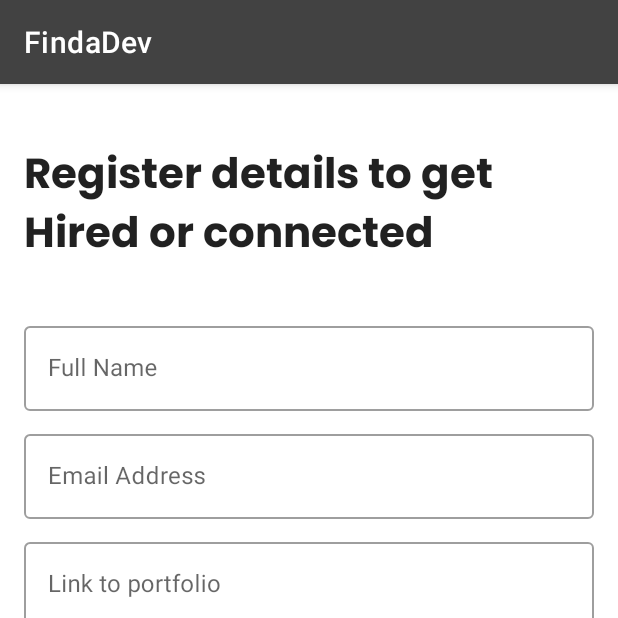
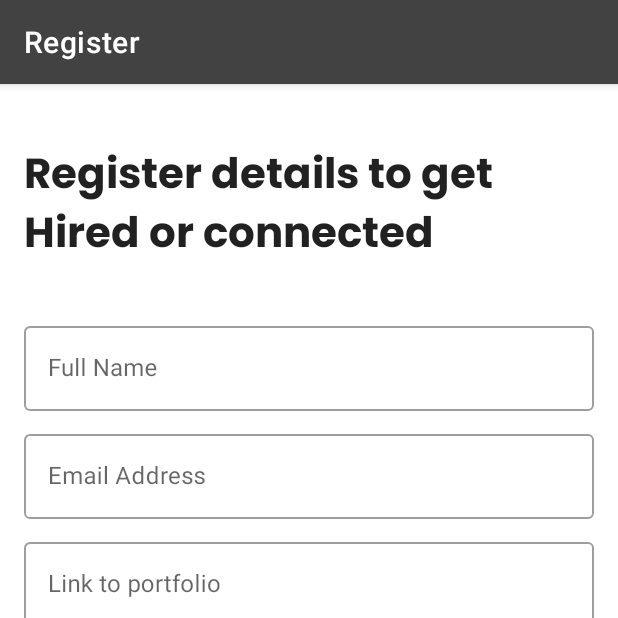
Before and after one commit to dev-juri/FindaDev, an Android app: the screen it shows after launch (MainActivity), item 2 of the bottom bar chosen, on a phone screen of 412 x 824 dp, the top half of it. Run offline under Robolectric (Android 15) with nearby library versions, the phone set to English and light mode, and no system bars; our stand-ins replace data binding.

Commit message:
chore: General refactoring on views.

```diff
--- a/app/src/main/java/com/oluwafemi/findadev/ui/DetailsFragment.kt
+++ b/app/src/main/java/com/oluwafemi/findadev/ui/DetailsFragment.kt
@@ -4,6 +4,8 @@ import android.os.Bundle
 import android.view.LayoutInflater
 import android.view.View
 import android.view.ViewGroup
+import android.view.Window
+import androidx.appcompat.app.AppCompatActivity
 import androidx.databinding.DataBindingUtil
 import androidx.fragment.app.Fragment
 import com.oluwafemi.findadev.R
@@ -14,6 +16,11 @@ class DetailsFragment : Fragment() {
 
     override fun onCreate(savedInstanceState: Bundle?) {
         super.onCreate(savedInstanceState)
+        (activity as AppCompatActivity).supportActionBar?.apply{
+            title = getString(R.string.dev_details)
+            setDisplayHomeAsUpEnabled(true)
+        }
+
     }
 
     override fun onCreateView(
@@ -22,6 +29,8 @@ class DetailsFragment : Fragment() {
     ): View? {
         val binding: FragmentDetailsBinding =
             DataBindingUtil.inflate(inflater, R.layout.fragment_details, container, false)
+
+
         return binding.root
     }
 
--- a/app/src/main/java/com/oluwafemi/findadev/ui/MainFragment.kt
+++ b/app/src/main/java/com/oluwafemi/findadev/ui/MainFragment.kt
@@ -4,6 +4,7 @@ import android.os.Bundle
 import android.view.LayoutInflater
 import android.view.View
 import android.view.ViewGroup
+import androidx.appcompat.app.AppCompatActivity
 import androidx.databinding.DataBindingUtil
 import androidx.fragment.app.Fragment
 import com.oluwafemi.findadev.R
@@ -15,6 +16,7 @@ class MainFragment : Fragment() {
 
     override fun onCreate(savedInstanceState: Bundle?) {
         super.onCreate(savedInstanceState)
+        (activity as AppCompatActivity).supportActionBar?.title = getString(R.string.meet_dev)
     }
 
     override fun onCreateView(
--- a/app/src/main/java/com/oluwafemi/findadev/ui/RegisterFragment.kt
+++ b/app/src/main/java/com/oluwafemi/findadev/ui/RegisterFragment.kt
@@ -5,6 +5,7 @@ import android.view.LayoutInflater
 import android.view.View
 import android.view.ViewGroup
 import android.widget.ArrayAdapter
+import androidx.appcompat.app.AppCompatActivity
 import androidx.databinding.DataBindingUtil
 import androidx.fragment.app.Fragment
 import com.oluwafemi.findadev.R
@@ -21,13 +22,15 @@ class RegisterFragment : Fragment() {
 
     override fun onCreate(savedInstanceState: Bundle?) {
         super.onCreate(savedInstanceState)
+        (activity as AppCompatActivity).supportActionBar?.title = getString(R.string.dev_reg)
     }
 
     override fun onCreateView(
         inflater: LayoutInflater, container: ViewGroup?,
         savedInstanceState: Bundle?
     ): View? {
-        binding = DataBindingUtil.inflate(layoutInflater, R.layout.fragment_register, container, false)
+        binding =
+            DataBindingUtil.inflate(layoutInflater, R.layout.fragment_register, container, false)
 
         val stackAdapter = ArrayAdapter(this.requireContext(), R.layout.spinner_list, techStacks)
         stackAdapter.setDropDownViewResource(R.layout.spinner_list)
@@ -37,6 +40,7 @@ class RegisterFragment : Fragment() {
         jobAdapter.setDropDownViewResource(R.layout.spinner_list)
         binding.jobType.adapter = jobAdapter
 
+
         return binding.root
     }
 
--- a/app/src/main/res/layout/fragment_register.xml
+++ b/app/src/main/res/layout/fragment_register.xml
@@ -3,18 +3,15 @@
     xmlns:app="http://schemas.android.com/apk/res-auto"
     xmlns:tools="http://schemas.android.com/tools">
 
-    <LinearLayout
+    <ScrollView
         android:layout_width="match_parent"
         android:layout_height="match_parent"
         android:paddingStart="16dp"
         android:paddingTop="8dp"
         android:paddingEnd="16dp"
         android:paddingBottom="8dp"
+        android:scrollbars="none"
         tools:context=".ui.RegisterFragment">
-
-        <ScrollView
-            android:layout_width="match_parent"
-            android:layout_height="match_parent">
 
         <androidx.constraintlayout.widget.ConstraintLayout
             android:layout_width="match_parent"
@@ -95,12 +92,12 @@
                 app:layout_constraintTop_toBottomOf="@id/link_to_portfolio" />
 
             <Spinner
-                    android:spinnerMode="dialog"
-                    android:prompt="@string/job_type"
                 android:id="@+id/job_type"
                 android:layout_width="0dp"
                 android:layout_height="wrap_content"
                 android:layout_marginTop="10dp"
+                android:prompt="@string/job_type"
+                android:spinnerMode="dialog"
                 app:layout_constraintEnd_toEndOf="parent"
                 app:layout_constraintStart_toStartOf="parent"
                 app:layout_constraintTop_toBottomOf="@id/select_stack" />
@@ -109,18 +106,16 @@
                 style="@style/Widget.MaterialComponents.Button"
                 android:layout_width="wrap_content"
                 android:layout_height="wrap_content"
+                android:layout_marginTop="20dp"
                 android:layout_marginBottom="30dp"
-                    android:layout_marginTop="20dp"
                 android:padding="20dp"
                 android:text="@string/register_btn"
-                    app:layout_constraintTop_toBottomOf="@id/job_type"
                 app:layout_constraintBottom_toBottomOf="parent"
                 app:layout_constraintEnd_toEndOf="parent"
-                    app:layout_constraintStart_toStartOf="parent" />
+                app:layout_constraintStart_toStartOf="parent"
+                app:layout_constraintTop_toBottomOf="@id/job_type" />
         </androidx.constraintlayout.widget.ConstraintLayout>
 
     </ScrollView>
 
-
-    </LinearLayout>
 </layout>
--- a/app/src/main/res/values/strings.xml
+++ b/app/src/main/res/values/strings.xml
@@ -12,4 +12,7 @@
     <string name="job_type">Select Job type you\'re interested in</string>
     <string name="connect_with_dev">Connect with Dev</string>
     <string name="view_portfolio">View Portfolio</string>
+    <string name="dev_details">Dev Details</string>
+    <string name="dev_reg">Register</string>
+    <string name="meet_dev">Registered developers</string>
 </resources>
```
Lines whose indentation alone changed are shown as unchanged.
